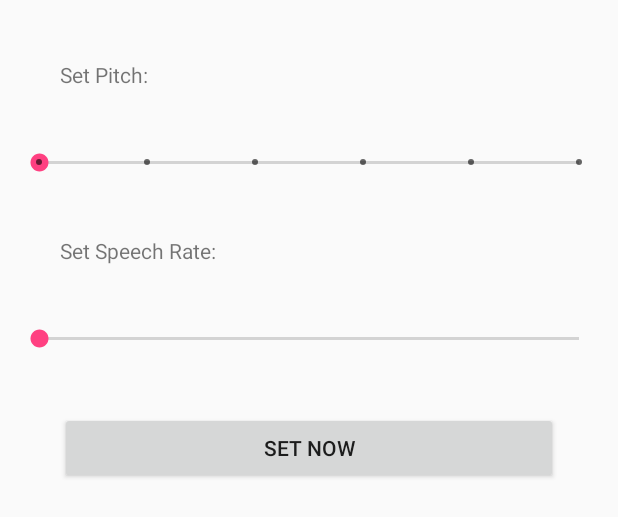
After one commit to replyashu/yogaforall, an Android app: the layout dialog_control_speech.xml on its own in the app's theme, with its tools: preview values and no code run, on a phone screen of 412 x 824 dp. The commit adds this screen. Shown: the top 517 px of the screen. Run offline under Robolectric (Android 15) with nearby library versions, the phone set to English and light mode, and no system bars.

Commit message:
speech adjustment

```diff
--- /dev/null
+++ b/app/src/main/res/layout/dialog_control_speech.xml
@@ -0,0 +1,46 @@
+<?xml version="1.0" encoding="utf-8"?>
+<LinearLayout xmlns:android="http://schemas.android.com/apk/res/android"
+    android:orientation="vertical" android:layout_width="match_parent"
+    android:layout_height="match_parent">
+
+    <TextView
+        android:layout_width="match_parent"
+        android:layout_height="wrap_content"
+        android:text="Set Pitch: "
+        android:layout_gravity="center"
+        android:layout_margin="40dp"/>
+
+    <SeekBar
+        style="@style/Widget.AppCompat.SeekBar.Discrete"
+        android:layout_width="match_parent"
+        android:layout_height="wrap_content"
+        android:max="5"
+        android:progress="0"
+        android:id="@+id/seekPitch"
+        android:layout_marginLeft="10dp"
+        android:layout_marginRight="10dp">
+    </SeekBar>
+
+    <TextView
+        android:layout_width="match_parent"
+        android:layout_height="wrap_content"
+        android:text="Set Speech Rate: "
+        android:layout_gravity="center"
+        android:layout_margin="40dp"/>
+
+    <android.support.v7.widget.AppCompatSeekBar
+        android:layout_width="match_parent"
+        android:layout_height="wrap_content"
+        android:max="5"
+        android:progress="0"
+        android:layout_marginLeft="10dp"
+        android:layout_marginRight="10dp"
+        android:id="@+id/seekSpeech"/>
+
+    <Button
+        android:text="Set Now"
+        android:layout_width="match_parent"
+        android:layout_height="wrap_content"
+        android:layout_margin="40dp"
+        android:id="@+id/btnOk" />
+</LinearLayout>
--- a/app/src/main/res/menu/activity_main_drawer.xml
+++ b/app/src/main/res/menu/activity_main_drawer.xml
@@ -26,6 +26,10 @@
                 android:id="@+id/nav_send"
                 android:icon="@drawable/ic_menu_send"
                 android:title="Rate App" />
+            <item
+                android:id="@+id/more"
+                android:icon="@drawable/extra"
+                android:title="About" />
         </menu>
     </item>
 
```
Also changed, not shown: app/build.gradle (+4 -4 lines), app/src/main/AndroidManifest.xml (+13 -2 lines), app/src/main/java/ashu/yogaforyou/activity/MainActivity.java (+6 -1 lines), app/src/main/java/ashu/yogaforyou/fragment/About.java (added, +42 -0 lines), app/src/main/java/ashu/yogaforyou/fragment/ExerciseFragment.java (+114 -8 lines), app/src/main/res/layout/fragment_about.xml (added, +26 -0 lines), app/src/main/res/values/strings.xml (+10 -0 lines), app/src/main/res/drawable/extra.png (added).
